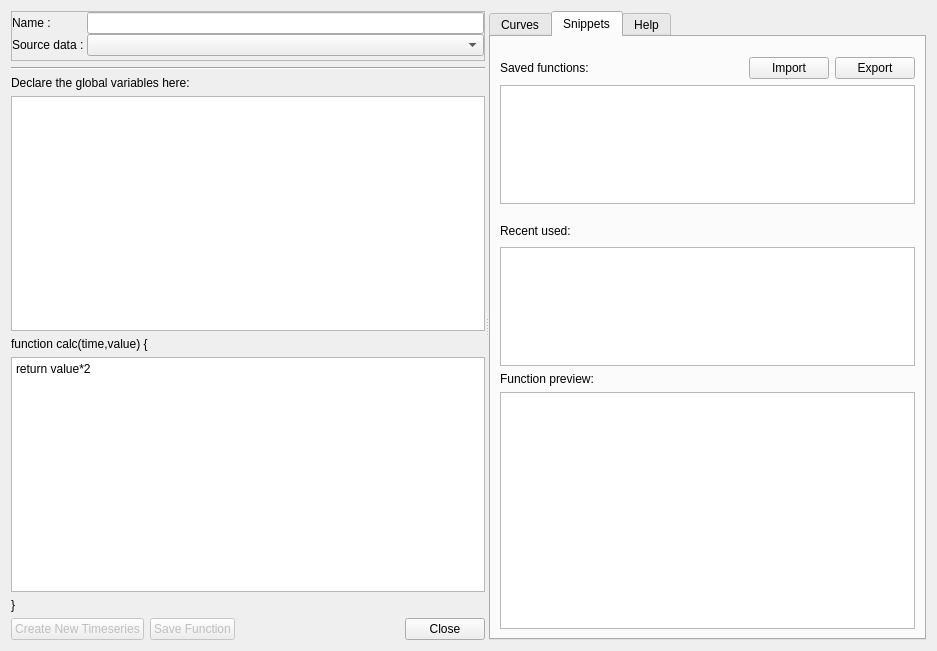
Old version of the form plotter_gui/transforms/function_editor.ui in the repository ziparker/PlotJuggler.
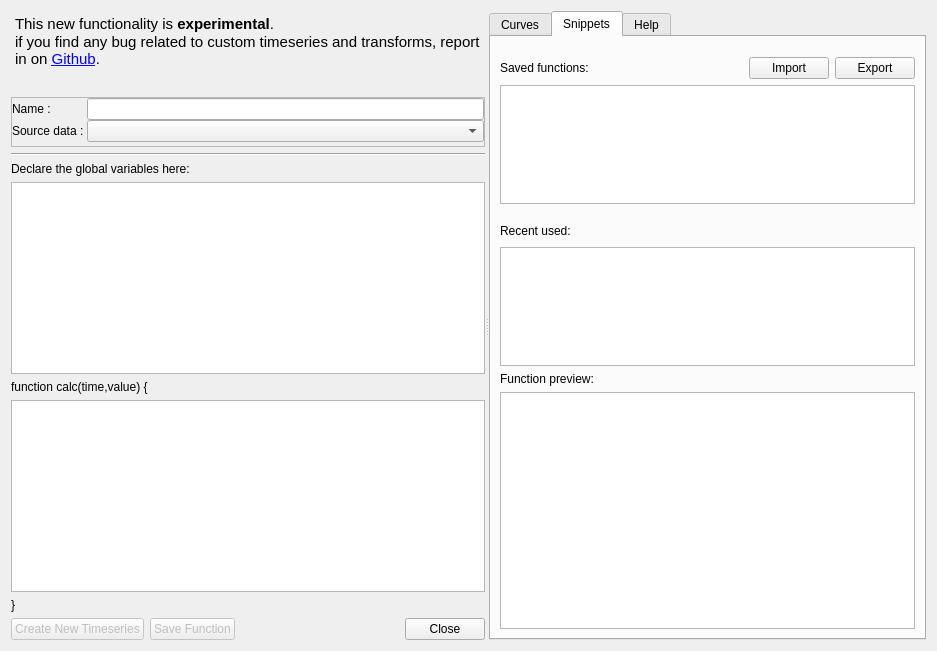
New version of the form.

What changed in the file:
```diff
--- a/plotter_gui/transforms/function_editor.ui
+++ b/plotter_gui/transforms/function_editor.ui
@@ -23,7 +23,40 @@
       <bool>false</bool>
      </property>
      <widget class="QWidget" name="layoutWidget">
-      <layout class="QVBoxLayout" name="verticalLayout_4">
+      <layout class="QVBoxLayout" name="verticalLayout_4" stretch="1,0,0,0,0,0,0,0,0">
+       <item>
+        <widget class="QTextBrowser" name="textBrowser">
+         <property name="sizePolicy">
+          <sizepolicy hsizetype="Minimum" vsizetype="Expanding">
+           <horstretch>0</horstretch>
+           <verstretch>0</verstretch>
+          </sizepolicy>
+         </property>
+         <property name="autoFillBackground">
+          <bool>false</bool>
+         </property>
+         <property name="styleSheet">
+          <string notr="true">background-color: transparent;</string>
+         </property>
+         <property name="frameShape">
+          <enum>QFrame::NoFrame</enum>
+         </property>
+         <property name="frameShadow">
+          <enum>QFrame::Plain</enum>
+         </property>
+         <property name="html">
+          <string>&lt;!DOCTYPE HTML PUBLIC &quot;-//W3C//DTD HTML 4.0//EN&quot; &quot;http://www.w3.org/TR/REC-html40/strict.dtd&quot;&gt;
+&lt;html&gt;&lt;head&gt;&lt;meta name=&quot;qrichtext&quot; content=&quot;1&quot; /&gt;&lt;style type=&quot;text/css&quot;&gt;
+p, li { white-space: pre-wrap; }
+&lt;/style&gt;&lt;/head&gt;&lt;body style=&quot; font-family:'Ubuntu'; font-size:11pt; font-weight:400; font-style:normal;&quot;&gt;
+&lt;p style=&quot; margin-top:0px; margin-bottom:0px; margin-left:0px; margin-right:0px; -qt-block-indent:0; text-indent:0px;&quot;&gt;This new functionality is &lt;span style=&quot; font-weight:600;&quot;&gt;experimental&lt;/span&gt;.&lt;/p&gt;
+&lt;p style=&quot; margin-top:0px; margin-bottom:0px; margin-left:0px; margin-right:0px; -qt-block-indent:0; text-indent:0px;&quot;&gt;if you find any bug related to custom timeseries and transforms, report in on &lt;a href=&quot;https://github.com/facontidavide/PlotJuggler/issues&quot;&gt;&lt;span style=&quot; text-decoration: underline; color:#0000ff;&quot;&gt;Github&lt;/span&gt;&lt;/a&gt;.&lt;/p&gt;&lt;/body&gt;&lt;/html&gt;</string>
+         </property>
+         <property name="openExternalLinks">
+          <bool>true</bool>
+         </property>
+        </widget>
+       </item>
        <item>
         <widget class="QFrame" name="timeserie_frame">
          <property name="minimumSize">
@@ -135,10 +168,10 @@
        <item>
         <widget class="QPlainTextEdit" name="mathEquation">
          <property name="plainText">
-          <string>return value*2</string>
+          <string/>
          </property>
          <property name="placeholderText">
-          <string>e.g. &quot;return y*2&quot;</string>
+          <string/>
          </property>
         </widget>
        </item>
```
